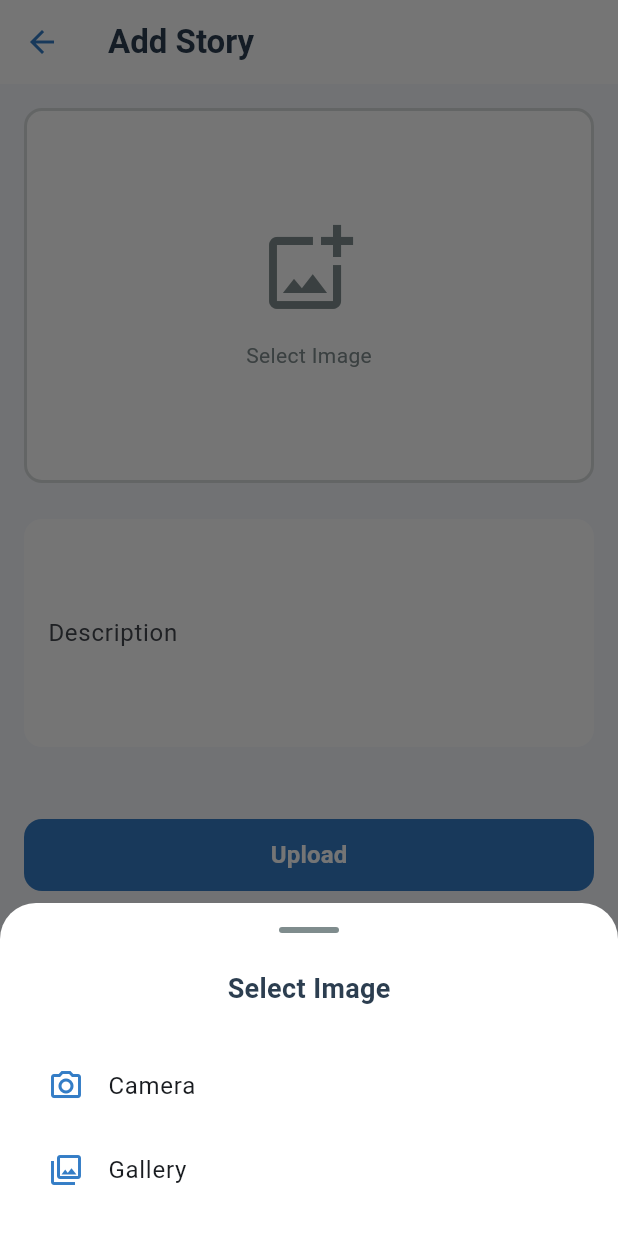
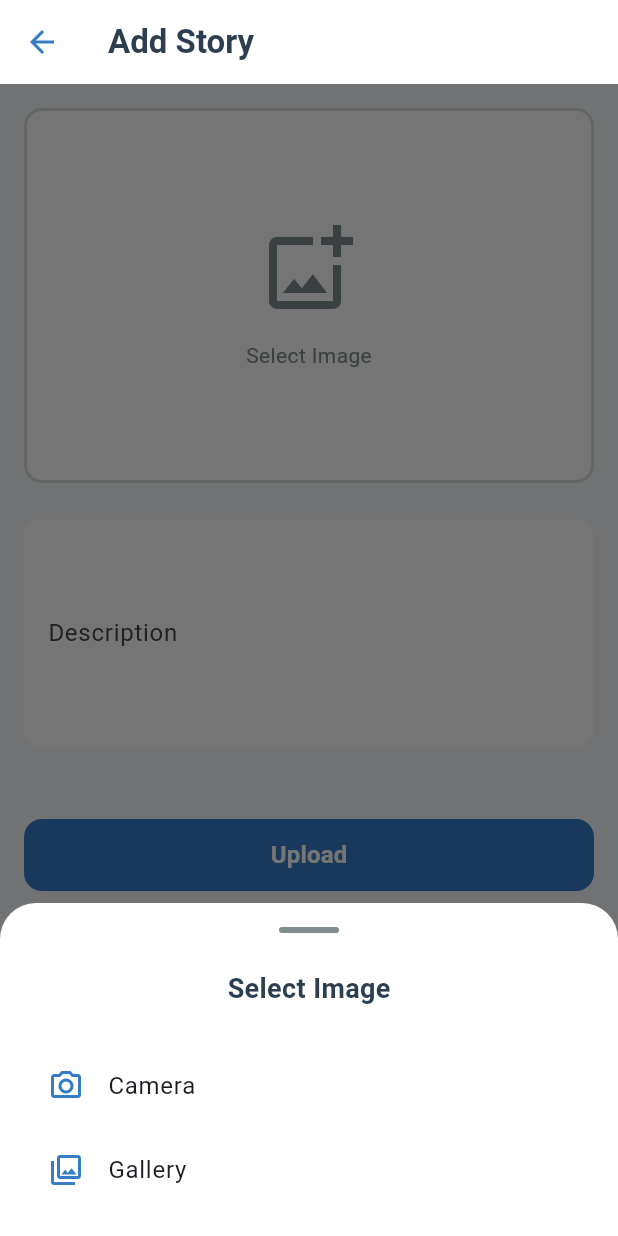
Before and after one commit to anggiimaulana/bekup-create-2025, a Flutter app: the AddStoryScreen screen opened directly with empty values, after a tap on "Select Image", on a phone screen of 412 x 824 dp. Run offline on Flutter 3.47's test engine with Material 3 defaults, Android fonts, the light colour scheme and no system bars; our stand-ins replace audioplayers, cached_network_image, camera, envied, firebase_core, flutter_markdown and 9 more; missing offline and left inert: app_settings, firebase_ml_model_downloader, google_ml_kit, google_mlkit_commons, google_mlkit_entity_extraction, tflite_flutter; accounts and stored records are empty; generated files the repository leaves out were written again; project files that could hold a hidden picture were left out.

Commit message:
Flutter Intermediate: Submission Akhir Aplikasi Story App v4

```diff
--- a/intermediate/story_app/lib/l10n/app_en.arb
+++ b/intermediate/story_app/lib/l10n/app_en.arb
@@ -38,5 +38,9 @@
   "addLocationStory": "Upgrade to paid version to add location",
   "selectedLocation": "Location Selected",
   "unselectedLocation": "Add Location (Optional)",
-  "tapToSelectedLocation": "Tap to select location"
+  "tapToSelectedLocation": "Tap to select location",
+  "pickLocation": "Pick Location",
+  "selectedLocation": "Selected Location",
+  "confirmLocation": "Confirm Location",
+  "loadingAddress": "Loading address..."
 }
--- a/intermediate/story_app/lib/l10n/app_id.arb
+++ b/intermediate/story_app/lib/l10n/app_id.arb
@@ -38,5 +38,9 @@
   "addLocationStory": "Tingkatkan ke versi berbayar untuk menambahkan lokasi",
   "selectedLocation": "Lokasi Dipilih",
   "unselectedLocation": "Tambahkan Lokasi (Opsional)",
-  "tapToSelectedLocation": "Ketuk untuk memilih lokasi"
+  "tapToSelectedLocation": "Ketuk untuk memilih lokasi",
+  "pickLocation": "Pilih Lokasi",
+  "selectedLocation": "Lokasi Terpilih",
+  "confirmLocation": "Konfirmasi Lokasi",
+  "loadingAddress": "Memuat alamat..."
 }
--- a/intermediate/story_app/lib/l10n/app_localizations.dart
+++ b/intermediate/story_app/lib/l10n/app_localizations.dart
@@ -317,7 +317,7 @@ abstract class AppLocalizations {
   /// No description provided for @selectedLocation.
   ///
   /// In en, this message translates to:
-  /// **'Location Selected'**
+  /// **'Selected Location'**
   String get selectedLocation;
 
   /// No description provided for @unselectedLocation.
@@ -331,6 +331,24 @@ abstract class AppLocalizations {
   /// In en, this message translates to:
   /// **'Tap to select location'**
   String get tapToSelectedLocation;
+
+  /// No description provided for @pickLocation.
+  ///
+  /// In en, this message translates to:
+  /// **'Pick Location'**
+  String get pickLocation;
+
+  /// No description provided for @confirmLocation.
+  ///
+  /// In en, this message translates to:
+  /// **'Confirm Location'**
+  String get confirmLocation;
+
+  /// No description provided for @loadingAddress.
+  ///
+  /// In en, this message translates to:
+  /// **'Loading address...'**
+  String get loadingAddress;
 }
 
 class _AppLocalizationsDelegate
--- a/intermediate/story_app/lib/screens/add_story_screen.dart
+++ b/intermediate/story_app/lib/screens/add_story_screen.dart
@@ -30,23 +30,55 @@ class AddStoryScreen extends StatefulWidget {
   State<AddStoryScreen> createState() => _AddStoryScreenState();
 }
 
-class _AddStoryScreenState extends State<AddStoryScreen> {
+class _AddStoryScreenState extends State<AddStoryScreen>
+    with SingleTickerProviderStateMixin {
   final _formKey = GlobalKey<FormState>();
   final _descriptionController = TextEditingController();
   final _picker = ImagePicker();
 
   File? _imageFile;
 
+  bool _isImagePickerActive = false;
+  late AnimationController _animationController;
+  late Animation<Offset> _slideAnimation;
+
+  @override
+  void initState() {
+    super.initState();
+    _animationController = AnimationController(
+      vsync: this,
+      duration: const Duration(milliseconds: 300),
+    );
+    _slideAnimation = Tween<Offset>(begin: const Offset(0, 1), end: Offset.zero)
+        .animate(
+          CurvedAnimation(parent: _animationController, curve: Curves.easeOut),
+        );
+  }
+
   @override
   void dispose() {
     _descriptionController.dispose();
+    _animationController.dispose();
     super.dispose();
   }
 
-  Future<void> _pickImageFromCamera() async {
+  void _toggleImagePicker(bool show) {
+    if (show) {
+      setState(() => _isImagePickerActive = true);
+      _animationController.forward();
+    } else {
+      _animationController.reverse().then((_) {
+        if (mounted) setState(() => _isImagePickerActive = false);
+      });
+    }
+  }
+
+  Future<void> _pickImage(ImageSource source) async {
+    _toggleImagePicker(false);
+
     try {
       final XFile? image = await _picker.pickImage(
-        source: ImageSource.camera,
+        source: source,
         maxWidth: 1920,
         maxHeight: 1080,
         imageQuality: 85,
@@ -60,92 +92,6 @@ class _AddStoryScreenState extends State<AddStoryScreen> {
     } catch (e) {
       _showError(e.toString());
     }
-  }
-
-  Future<void> _pickImageFromGallery() async {
-    try {
-      final XFile? image = await _picker.pickImage(
-        source: ImageSource.gallery,
-        maxWidth: 1920,
-        maxHeight: 1080,
-        imageQuality: 85,
-      );
-
-      if (image != null) {
-        setState(() {
-          _imageFile = File(image.path);
-        });
-      }
-    } catch (e) {
-      _showError(e.toString());
-    }
-  }
-
-  void _showImageSourceDialog() {
-    final l10n = AppLocalizations.of(context)!;
-
-    showModalBottomSheet(
-      context: context,
-      backgroundColor: Colors.transparent,
-      builder: (bottomSheetContext) {
-        return Container(
-          decoration: const BoxDecoration(
-            color: AppConstants.surfaceColor,
-            borderRadius: BorderRadius.vertical(top: Radius.circular(24)),
-          ),
-          child: SafeArea(
-            child: Padding(
-              padding: const EdgeInsets.all(AppConstants.defaultPadding),
-              child: Column(
-                mainAxisSize: MainAxisSize.min,
-                children: [
-                  Container(
-                    width: 40,
-                    height: 4,
-                    decoration: BoxDecoration(
-                      color: AppConstants.textSecondaryColor,
-                      borderRadius: BorderRadius.circular(2),
-                    ),
-                  ),
-                  const SizedBox(height: 24),
-                  Text(
-                    l10n.selectImage,
-                    style: const TextStyle(
-                      fontSize: 18,
-                      fontWeight: FontWeight.bold,
-                      color: AppConstants.textPrimaryColor,
-                    ),
-                  ),
-                  const SizedBox(height: 24),
-                  ListTile(
-                    leading: const Icon(
-                      Icons.camera_alt_outlined,
-                      color: AppConstants.primaryColor,
-                    ),
-                    title: Text(l10n.camera),
-                    onTap: () {
-                      Navigator.pop(bottomSheetContext);
-                      _pickImageFromCamera();
-                    },
-                  ),
-                  ListTile(
-                    leading: const Icon(
-                      Icons.photo_library_outlined,
-                      color: AppConstants.primaryColor,
-                    ),
-                    title: Text(l10n.gallery),
-                    onTap: () {
-                      Navigator.pop(bottomSheetContext);
-                      _pickImageFromGallery();
-                    },
-                  ),
-                ],
-              ),
-            ),
-          ),
-        );
-      },
-    );
   }
 
   Future<void> _handleUpload() async {
@@ -220,7 +166,9 @@ class _AddStoryScreenState extends State<AddStoryScreen> {
           ),
         ),
       ),
-      body: SingleChildScrollView(
+      body: Stack(
+        children: [
+          SingleChildScrollView(
             padding: const EdgeInsets.all(AppConstants.defaultPadding),
             child: Form(
               key: _formKey,
@@ -228,7 +176,7 @@ class _AddStoryScreenState extends State<AddStoryScreen> {
                 crossAxisAlignment: CrossAxisAlignment.stretch,
                 children: [
                   GestureDetector(
-                onTap: _showImageSourceDialog,
+                    onTap: () => _toggleImagePicker(true), // Buka custom sheet
                     child: Container(
                       height: 250,
                       decoration: BoxDecoration(
@@ -237,7 +185,9 @@ class _AddStoryScreenState extends State<AddStoryScreen> {
                           AppConstants.borderRadius,
                         ),
                         border: Border.all(
-                      color: AppConstants.textSecondaryColor.withOpacity(0.3),
+                          color: AppConstants.textSecondaryColor.withOpacity(
+                            0.3,
+                          ),
                           width: 2,
                         ),
                       ),
@@ -303,7 +253,8 @@ class _AddStoryScreenState extends State<AddStoryScreen> {
                       ),
                       title: Text(
                         location != null
-                        ? l10n.selectedLocation
+                            ? l10n
+                                  .selectedLocation
                             : l10n.unselectedLocation,
                       ),
                       subtitle: location != null
@@ -330,6 +281,74 @@ class _AddStoryScreenState extends State<AddStoryScreen> {
               ),
             ),
           ),
+
+          if (_isImagePickerActive)
+            GestureDetector(
+              onTap: () => _toggleImagePicker(false), // Tutup saat tap luar
+              child: Container(
+                color: Colors.black54,
+                width: double.infinity,
+                height: double.infinity,
+              ),
+            ),
+
+          if (_isImagePickerActive)
+            Align(
+              alignment: Alignment.bottomCenter,
+              child: SlideTransition(
+                position: _slideAnimation,
+                child: Container(
+                  decoration: const BoxDecoration(
+                    color: AppConstants.surfaceColor,
+                    borderRadius: BorderRadius.vertical(
+                      top: Radius.circular(24),
+                    ),
+                  ),
+                  padding: const EdgeInsets.all(AppConstants.defaultPadding),
+                  child: Column(
+                    mainAxisSize: MainAxisSize.min,
+                    children: [
+                      Container(
+                        width: 40,
+                        height: 4,
+                        decoration: BoxDecoration(
+                          color: AppConstants.textSecondaryColor,
+                          borderRadius: BorderRadius.circular(2),
+                        ),
+                      ),
+                      const SizedBox(height: 24),
+                      Text(
+                        l10n.selectImage,
+                        style: const TextStyle(
+                          fontSize: 18,
+                          fontWeight: FontWeight.bold,
+                          color: AppConstants.textPrimaryColor,
+                        ),
+                      ),
+                      const SizedBox(height: 24),
+                      ListTile(
+                        leading: const Icon(
+                          Icons.camera_alt_outlined,
+                          color: AppConstants.primaryColor,
+                        ),
+                        title: Text(l10n.camera),
+                        onTap: () => _pickImage(ImageSource.camera),
+                      ),
+                      ListTile(
+                        leading: const Icon(
+                          Icons.photo_library_outlined,
+                          color: AppConstants.primaryColor,
+                        ),
+                        title: Text(l10n.gallery),
+                        onTap: () => _pickImage(ImageSource.gallery),
+                      ),
+                    ],
+                  ),
+                ),
+              ),
+            ),
+        ],
+      ),
     );
   }
 }
```
Also changed, not shown: intermediate/story_app/lib/l10n/app_localizations_en.dart (+10 -1 lines), intermediate/story_app/lib/l10n/app_localizations_id.dart (+10 -1 lines), intermediate/story_app/lib/screens/map_picker_screen.dart (+25 -21 lines). Lines whose indentation alone changed are shown as unchanged.
